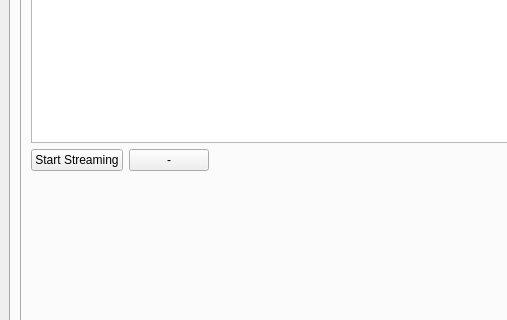
This is UserApp/mainwin.ui in proximax-storage/cpp-xpx-storage-user-app as Qt 5 draws it before an edit; both pictures show x 0 to 507 and y 334 to 654 of the 1000 by 780 pixel window. The edited form follows.
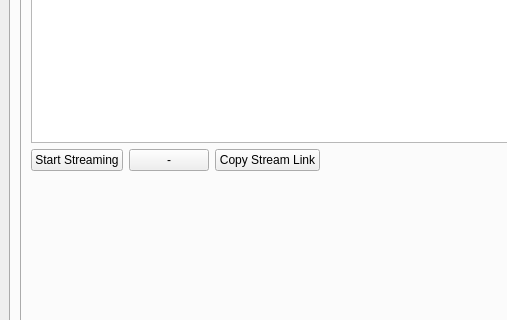
This is the edited form. The open tabs and pages were chosen to show the change.

Commit message: clipboard button

```diff
--- a/UserApp/mainwin.ui
+++ b/UserApp/mainwin.ui
@@ -2123,6 +2123,13 @@
                   </property>
                  </widget>
                 </item>
+                <item>
+                 <widget class="QPushButton" name="m_wizardCopyStreamLinkBtn">
+                  <property name="text">
+                   <string>Copy Stream Link</string>
+                  </property>
+                 </widget>
+                </item>
                 <item>
                  <spacer name="horizontalSpacer_35">
                   <property name="orientation">
```
Left out of the diff: 2 changed lines with no effect on the pictures. The commit also changes 5 other files.
